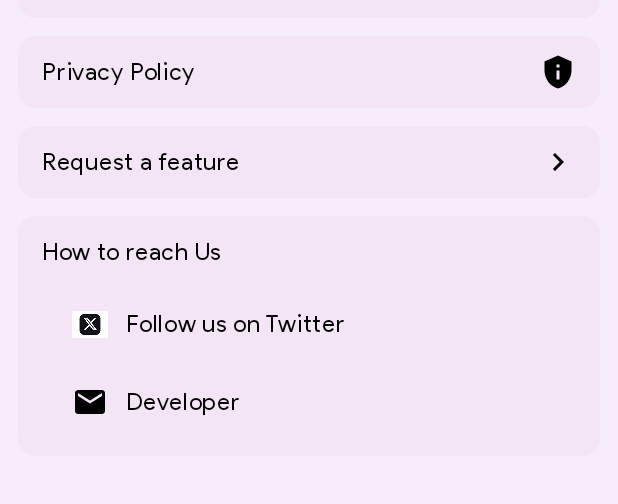
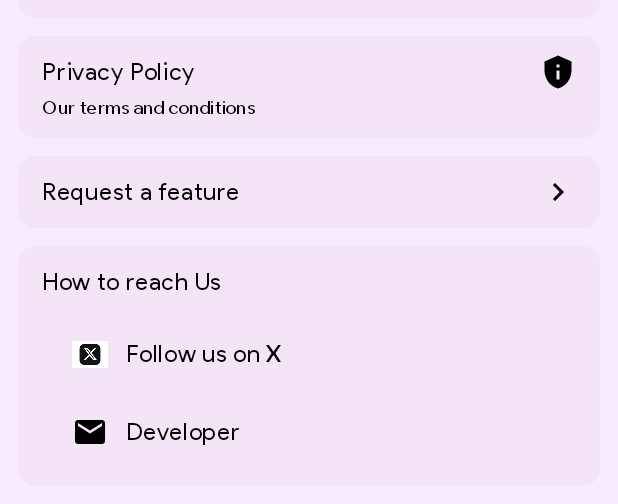
Before and after one commit to Dev-Micah/Snap2PDF, an Android app built with Jetpack Compose: the composable SettingsScreen shown on its own in the app's theme, after a tap on "Privacy Policy", on a phone screen of 412 x 824 dp, the part 546-1050 px from its top. Run offline under Robolectric (Android 15) with nearby library versions, the phone set to English and light mode, and no system bars.

```diff
--- a/app/src/main/java/com/micahnyabuto/snap2pdf/features/settings/SettingsScreen.kt
+++ b/app/src/main/java/com/micahnyabuto/snap2pdf/features/settings/SettingsScreen.kt
@@ -14,7 +14,9 @@ import androidx.compose.foundation.layout.height
 import androidx.compose.foundation.layout.padding
 import androidx.compose.foundation.layout.size
 import androidx.compose.foundation.layout.width
+import androidx.compose.foundation.rememberScrollState // Added import
 import androidx.compose.foundation.shape.RoundedCornerShape
+import androidx.compose.foundation.verticalScroll // Added import
 import androidx.compose.material.icons.Icons
 import androidx.compose.material.icons.filled.Email
 import androidx.compose.material.icons.filled.Info
@@ -48,10 +50,8 @@ import androidx.compose.runtime.setValue
 import androidx.compose.ui.Alignment
 import androidx.compose.ui.Modifier
 import androidx.compose.ui.draw.clip
-import androidx.compose.ui.focus.focusRequester
 import androidx.compose.ui.graphics.Color
 import androidx.compose.ui.platform.LocalContext
-import androidx.compose.ui.platform.LocalSoftwareKeyboardController
 import androidx.compose.ui.res.painterResource
 import androidx.compose.ui.text.TextStyle
 import androidx.compose.ui.text.font.FontWeight
@@ -60,6 +60,7 @@ import androidx.compose.ui.unit.sp
 import com.micahnyabuto.snap2pdf.R
 import kotlinx.coroutines.delay
 import org.koin.androidx.compose.koinViewModel
+import androidx.core.net.toUri
 
 @OptIn(ExperimentalMaterial3Api::class)
 @Composable
@@ -100,7 +101,8 @@ fun SettingsScreen(
             modifier = Modifier
                 .padding(innerPadding)
                 .padding(12.dp)
-                .fillMaxSize(),
+                .fillMaxSize()
+                .verticalScroll(rememberScrollState()), // Added verticalScroll
             verticalArrangement = Arrangement.spacedBy(12.dp)
         ) {
             // Dark mode
@@ -187,7 +189,13 @@ fun SettingsScreen(
             // Privacy
             Card(
                 modifier = Modifier.fillMaxWidth()
-                    .clickable {},
+                    .clickable {
+                        val intent = Intent(
+                            Intent.ACTION_VIEW,
+                            "https://snap2pdf-privacy.netlify.app/".toUri()
+                        )
+                        context.startActivity(intent)
+                    },
                 shape = RoundedCornerShape(12.dp),
                 colors = CardDefaults.cardColors(
                     containerColor = MaterialTheme.colorScheme.surfaceVariant
@@ -198,6 +206,7 @@ fun SettingsScreen(
                         .fillMaxWidth()
                         .padding(horizontal = 16.dp, vertical = 12.dp)
                 ) {
+                    Column {
                         Row(
                             modifier = Modifier.fillMaxWidth(),
                             verticalAlignment = Alignment.CenterVertically,
@@ -209,6 +218,10 @@ fun SettingsScreen(
                                 contentDescription = "Privacy"
                             )
 
+                        }
+                        Spacer(modifier = Modifier.height(4.dp))
+                        Text("Our terms and conditions",
+                            style = MaterialTheme.typography.bodySmall)
                     }
                 }
             }
@@ -228,6 +241,7 @@ fun SettingsScreen(
                         .fillMaxWidth()
                         .padding(horizontal = 16.dp, vertical = 12.dp)
                 ){
+
                 Row(
                     modifier = Modifier.fillMaxWidth(),
                     verticalAlignment = Alignment.CenterVertically,
@@ -258,7 +272,7 @@ fun SettingsScreen(
                         IconButton(onClick = {
                             val intent = Intent(
                                 Intent.ACTION_VIEW,
-                                Uri.parse("https://x.com/Snap_2PDF?t=y67fbcpCWyz45yf_Z_w_Lg&s=09")
+                                "https://x.com/Snap_2PDF?t=y67fbcpCWyz45yf_Z_w_Lg&s=09".toUri()
                             )
                             context.startActivity(intent)
                         }) {
@@ -270,7 +284,7 @@ fun SettingsScreen(
 
                             )
                         }
-                        Text("Follow us on Twitter")
+                        Text("Follow us on X")
                     }
                     Row(
                         modifier = Modifier.fillMaxWidth()
@@ -280,7 +294,7 @@ fun SettingsScreen(
                         IconButton(onClick = {
                             val intent = Intent(
                                 Intent.ACTION_VIEW,
-                                Uri.parse("mailto:atembamicah@gmail.com")
+                                "mailto:atembamicah@gmail.com".toUri()
                             )
                             context.startActivity(intent)
                         }) {
@@ -373,11 +387,6 @@ fun RequestFeatureDialog(
     var message by remember { mutableStateOf("") }
     var isLoading by remember { mutableStateOf(false) }
 
-
-
-
-
-
     // LaunchedEffect to handle the message sending logic
     // Triggers when isLoading becomes true
     if (isLoading) {
```
Lines whose indentation alone changed are shown as unchanged.
